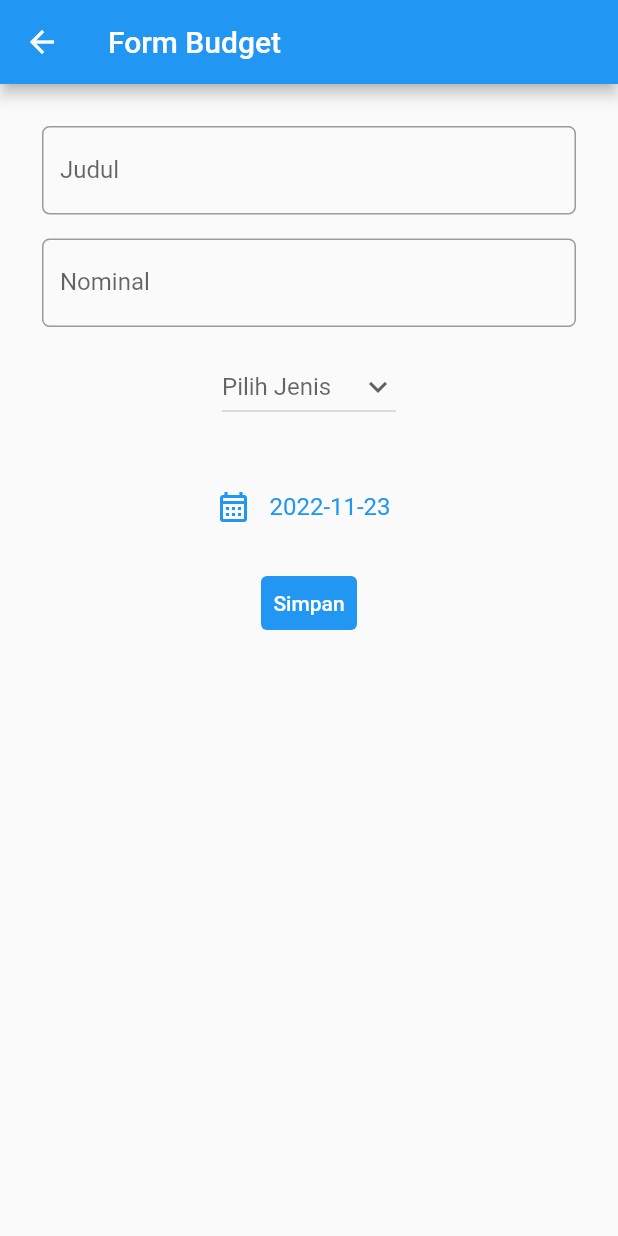
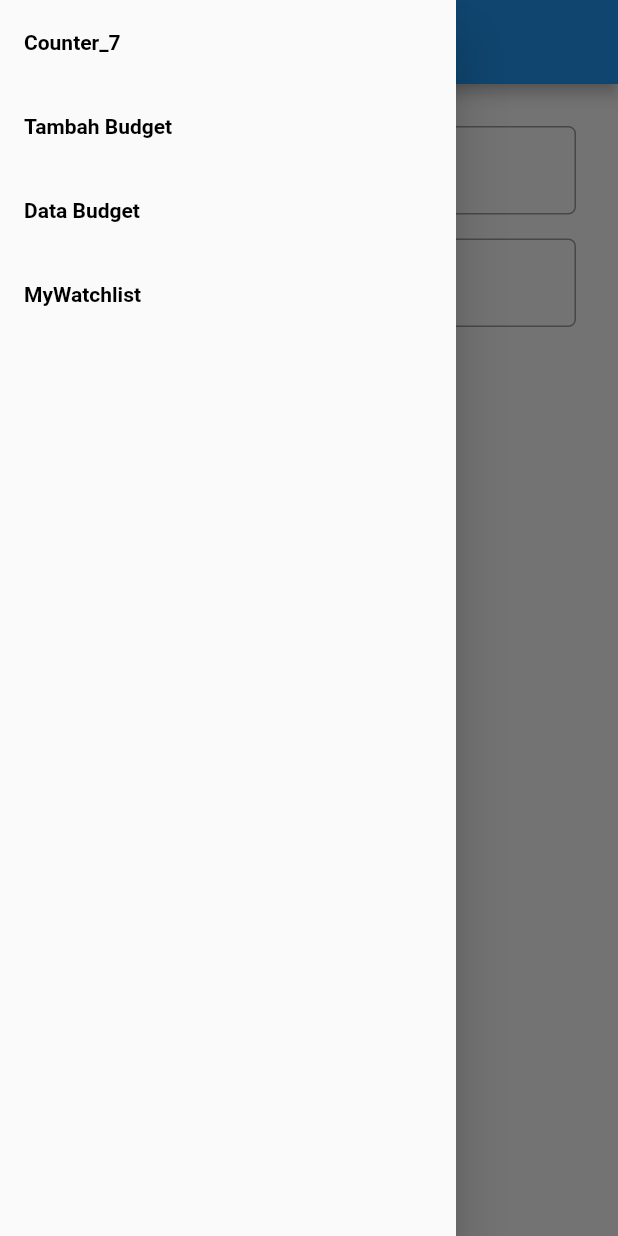
Before and after one commit to nseptio/pbp-flutter-lab, a Flutter app: the MyFormPage screen opened directly, with the side drawer open (before the commit the screen has no drawer), on a phone screen of 412 x 824 dp. Run offline on Flutter 3.47's test engine with Material 2 defaults, Android fonts, the phone set to English and light mode, and no system bars.

Commit message:
finish tugas 9

```diff
--- a/lib/main.dart
+++ b/lib/main.dart
@@ -1,5 +1,5 @@
 import 'package:flutter/material.dart';
-import 'package:lab/drawer.dart';
+import 'package:lab/util/drawer.dart';
 
 void main() {
   runApp(const MyApp());
--- /dev/null
+++ b/lib/model/mywatchlist.dart
@@ -0,0 +1,85 @@
+// To parse this JSON data, do
+//
+//     final myWatchlist = myWatchlistFromJson(jsonString);
+
+import 'dart:convert';
+
+List<MyWatchlist> myWatchlistFromJson(String str) => List<MyWatchlist>.from(
+    json.decode(str).map((x) => MyWatchlist.fromJson(x)));
+
+String myWatchlistToJson(List<MyWatchlist> data) =>
+    json.encode(List<dynamic>.from(data.map((x) => x.toJson())));
+
+class MyWatchlist {
+  MyWatchlist({
+    required this.model,
+    required this.pk,
+    required this.fields,
+  });
+
+  Model? model;
+  int pk;
+  Fields fields;
+
+  factory MyWatchlist.fromJson(Map<String, dynamic> json) => MyWatchlist(
+        model: modelValues.map[json["model"]],
+        pk: json["pk"],
+        fields: Fields.fromJson(json["fields"]),
+      );
+
+  Map<String, dynamic> toJson() => {
+        "model": modelValues.reverse[model],
+        "pk": pk,
+        "fields": fields.toJson(),
+      };
+}
+
+class Fields {
+  Fields({
+    required this.watched,
+    required this.title,
+    required this.rating,
+    required this.releaseDate,
+    required this.review,
+  });
+
+  bool watched;
+  String title;
+  double rating;
+  DateTime releaseDate;
+  String review;
+
+  factory Fields.fromJson(Map<String, dynamic> json) => Fields(
+        watched: json["watched"],
+        title: json["title"],
+        rating: json["rating"].toDouble(),
+        releaseDate: DateTime.parse(json["release_date"]),
+        review: json["review"],
+      );
+
+  Map<String, dynamic> toJson() => {
+        "watched": watched,
+        "title": title,
+        "rating": rating,
+        "release_date":
+            "${releaseDate.year.toString().padLeft(4, '0')}-${releaseDate.month.toString().padLeft(2, '0')}-${releaseDate.day.toString().padLeft(2, '0')}",
+        "review": review,
+      };
+}
+
+enum Model { MYWATCHLIST_WATCHLIST }
+
+final modelValues =
+    EnumValues({"mywatchlist.watchlist": Model.MYWATCHLIST_WATCHLIST});
+
+class EnumValues<T> {
+  Map<String, T> map;
+  late Map<T, String> reverseMap;
+
+  EnumValues(this.map);
+
+  Map<T, String> get reverse {
+    reverseMap;
+    return reverseMap;
+  }
+}
--- a/lib/data.dart
+++ b/lib/page/data.dart
@@ -1,6 +1,6 @@
 import 'package:flutter/material.dart';
-import 'package:lab/drawer.dart';
-import 'package:lab/budget.dart';
+import 'package:lab/util/drawer.dart';
+import 'package:lab/model/budget.dart';
 
 class MyDataPage extends StatefulWidget {
   const MyDataPage({super.key});
--- a/lib/form.dart
+++ b/lib/page/form.dart
@@ -1,6 +1,6 @@
 import 'package:flutter/material.dart';
-import 'package:lab/drawer.dart';
-import 'package:lab/budget.dart';
+import 'package:lab/util/drawer.dart';
+import 'package:lab/model/budget.dart';
 
 class MyFormPage extends StatefulWidget {
   const MyFormPage({super.key});
@@ -23,6 +23,7 @@ class _MyFormPageState extends State<MyFormPage> {
       appBar: AppBar(
         title: const Text("Form Budget"),
       ),
+      drawer: const DrawerWidget(),
       body: Form(
         key: _formKey,
         child: Container(
--- a/lib/drawer.dart
+++ b/lib/util/drawer.dart
@@ -1,7 +1,8 @@
 import 'package:flutter/material.dart';
 import 'package:lab/main.dart';
-import 'package:lab/form.dart';
-import 'package:lab/data.dart';
+import 'package:lab/page/form.dart';
+import 'package:lab/page/data.dart';
+import 'package:lab/page/mywatchlist.dart';
 
 class DrawerWidget extends StatelessWidget {
   const DrawerWidget({Key? key}) : super(key: key);
@@ -19,7 +20,7 @@ class DrawerWidget extends StatelessWidget {
                   TextStyle(fontWeight: FontWeight.bold, color: Colors.black),
             ),
             onTap: () {
-              Navigator.push(
+              Navigator.pushReplacement(
                 context,
                 MaterialPageRoute(builder: (context) => const MyHomePage()),
               );
@@ -32,7 +33,7 @@ class DrawerWidget extends StatelessWidget {
                   TextStyle(fontWeight: FontWeight.bold, color: Colors.black),
             ),
             onTap: () {
-              Navigator.push(
+              Navigator.pushReplacement(
                 context,
                 MaterialPageRoute(builder: (context) => const MyFormPage()),
               );
@@ -45,9 +46,23 @@ class DrawerWidget extends StatelessWidget {
                   TextStyle(fontWeight: FontWeight.bold, color: Colors.black),
             ),
             onTap: () {
-              Navigator.push(
+              Navigator.pushReplacement(
                 context,
                 MaterialPageRoute(builder: (context) => const MyDataPage()),
+              );
+            },
+          ),
+          ListTile(
+            title: const Text(
+              "MyWatchlist",
+              style:
+                  TextStyle(fontWeight: FontWeight.bold, color: Colors.black),
+            ),
+            onTap: () {
+              Navigator.pushReplacement(
+                context,
+                MaterialPageRoute(
+                    builder: (context) => const MyWatchlistPage()),
               );
             },
           ),
--- /dev/null
+++ b/lib/util/fetchwatchlist.dart
@@ -0,0 +1,27 @@
+import 'package:http/http.dart' as http;
+import 'dart:convert';
+import 'package:lab/model/mywatchlist.dart';
+
+Future<List<MyWatchlist>> fetchWatchlist() async {
+  var url = Uri.parse('http://mengdjango.herokuapp.com/mywatchlist/json/');
+  var response = await http.get(
+    url,
+    headers: {
+      "Access-Control-Allow-Origin": "*",
+      "Content-Type": "application/json",
+    },
+  );
+
+  // melakukan decode response menjadi bentuk json
+  var data = jsonDecode(utf8.decode(response.bodyBytes));
+
+  // melakukan konversi data json menjadi object MyWatchList
+  List<MyWatchlist> watchList = [];
+  for (var d in data) {
+    if (d != null) {
+      watchList.add(MyWatchlist.fromJson(d));
+    }
+  }
+
+  return watchList;
+}
--- a/pubspec.yaml
+++ b/pubspec.yaml
@@ -36,6 +36,9 @@ dependencies:
   # The following adds the Cupertino Icons font to your application.
   # Use with the CupertinoIcons class for iOS style icons.
   cupertino_icons: ^1.0.2
+  http: ^0.13.5
+  intl: ^0.17.0
+  url_launcher: ^6.1.7
 
 dev_dependencies:
   flutter_test:
```
Also changed, not shown: lib/page/mywatchlist.dart (added, +95 -0 lines), lib/page/mywatchlistdetail.dart (added, +159 -0 lines), lib/model/budget.dart (renamed from lib/budget.dart), pubspec.lock, 7 other files.
